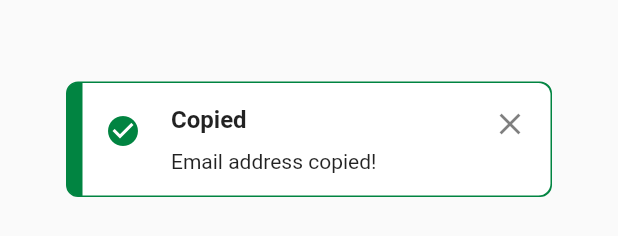
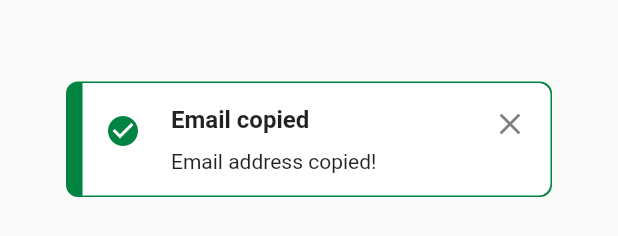
Before and after one commit to takayatomose/travel-token-mobile, a Flutter app: the ContactUsScreen widget shown alone on an empty page, opened directly, after a tap on the "content copy" icon, on a phone screen of 412 x 824 dp. Shown: the part 943-1179 px from the top of the screen. Run offline on Flutter 3.47's test engine with Material 2 defaults, Android fonts, the phone set to English and light mode, and no system bars; our stand-ins replace bloc, bloc_concurrency, firebase_core, firebase_crashlytics, flutter_bloc, flutter_dotenv and 8 more; missing offline and left inert: app_settings, flutter_map_marker_cluster, http_interceptor; accounts and stored records are empty; statements that could not run were skipped.

Commit message:
XTRIP-92 add translation

```diff
--- a/lib/l10n/intl_en.arb
+++ b/lib/l10n/intl_en.arb
@@ -82,6 +82,14 @@
     "invite": "Invite",
     "yourInviteCode": "Your invitation code",
     "copiedInviteCode": "Invitation code copied!",
-    "copiedInviteCodeMsg": "You have copied invitation code!"
+    "copiedInviteCodeMsg": "You have copied invitation code!",
+    "emailCopied": "Email copied",
+    "emailCopiedMsg": "Email address copied!",
+    "sendUsEmail": "Send email to us:",
+    "pwdUpdated": "Your password has been updated",
+    "changePwd": "Change password",
+    "currentPwd": "Your current password",
+    "enterCurrentPwd": "Please enter your current password",
+    "changeYourPwd": "Change your password"
 
 }
--- a/lib/screens/items/my_items_screen.dart
+++ b/lib/screens/items/my_items_screen.dart
@@ -4,9 +4,6 @@ import 'package:xtrip_mobile/generated/l10n.dart';
 import 'package:xtrip_mobile/screens/items/bloc/my_item_bloc.dart';
 import 'package:xtrip_mobile/screens/items/widgets/user_attributes_widget.dart';
 import 'package:xtrip_mobile/sessions/list_submission_status.dart';
-import 'package:xtrip_mobile/sessions/session_cubit.dart';
-import 'package:xtrip_mobile/sessions/session_state.dart';
-import 'package:xtrip_mobile/widgets/map_bottom_sheet/map_bottom_sheet.dart';
 import 'package:xtrip_mobile/widgets/user_items/user_items.dart';
 
 class MyItemsScreen extends StatefulWidget {
--- a/lib/screens/user_settings/contactus_screen.dart
+++ b/lib/screens/user_settings/contactus_screen.dart
@@ -1,7 +1,7 @@
 import 'package:flutter/material.dart';
+import 'package:xtrip_mobile/generated/l10n.dart';
 import 'package:xtrip_mobile/utils/toast_notification.dart';
 import 'package:xtrip_mobile/widgets/form_label.dart';
-import 'package:xtrip_mobile/widgets/toast_container.dart';
 import 'package:xtrip_mobile/widgets/user_setting_wrapper.dart';
 import 'package:flutter/services.dart';
 
@@ -11,11 +11,11 @@ class ContactUsScreen extends StatelessWidget {
   @override
   Widget build(BuildContext context) {
     return UserSettingWrapper(
-      title: 'Contact us',
+      title: S.of(context).contactUs,
       child: Padding(
         padding: const EdgeInsets.only(top: 30, left: 20, right: 20),
         child: Column(crossAxisAlignment: CrossAxisAlignment.start, children: [
-          const FormLabel(text: 'Send email to us:'),
+          FormLabel(text: S.of(context).sendUsEmail),
           Container(
             decoration: BoxDecoration(
                 borderRadius: BorderRadius.circular(8),
@@ -40,8 +40,8 @@ class ContactUsScreen extends StatelessWidget {
                               text: 'contact@xtrip.travel'));
                           ToastNotification.showToast(context,
                               type: 'success',
-                              title: 'Copied',
-                              message: 'Email address copied!');
+                              title: S.of(context).emailCopied,
+                              message: S.of(context).emailCopiedMsg);
                         },
                         icon: const Icon(
                           Icons.copy_rounded,
```
Also changed, not shown: lib/screens/user_settings/change_password.dart (+15 -16 lines), lib/screens/user_settings/tos.dart (+4 -3 lines), lib/generated/intl/messages_en.dart, lib/generated/l10n.dart.
